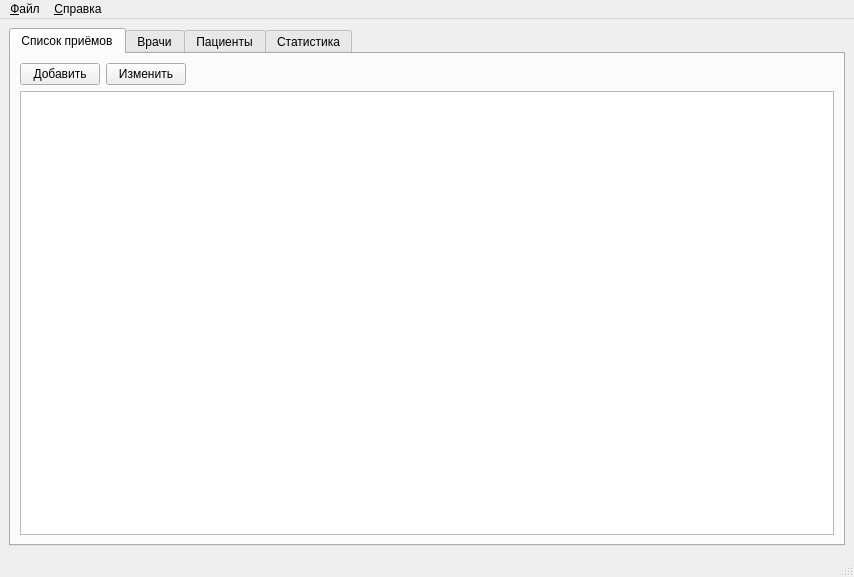
The window that src/mainwindow.ui (MM-Collaboration/Hospital-Finance-Tracing) describes before a commit, drawn with Qt 5.
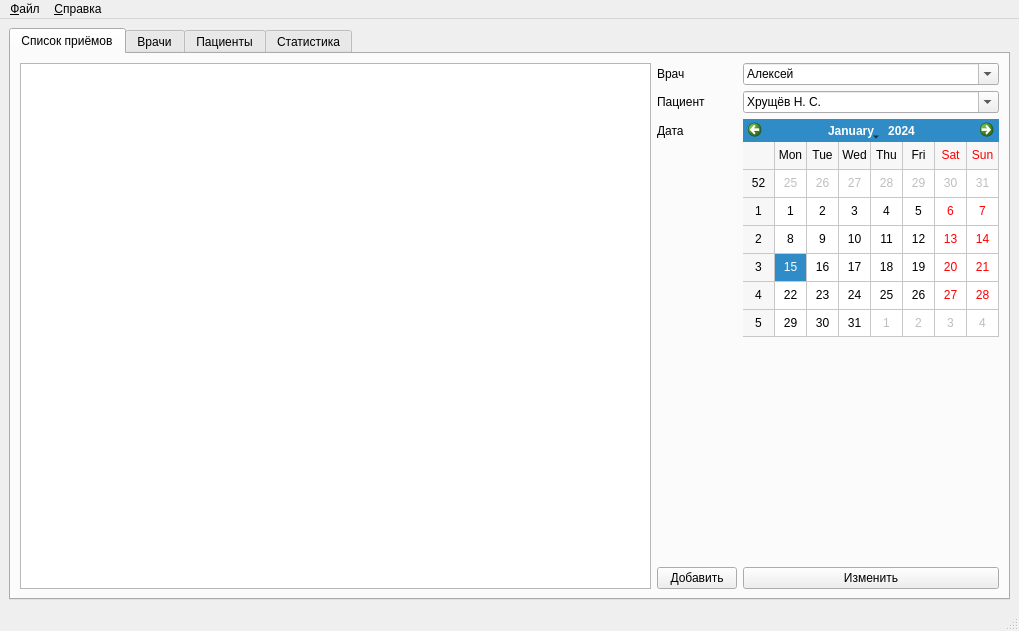
The same window after the commit. The open tabs and pages were chosen to show the change.

Commit message: A lot of different changes

The edit to the form file:
```diff
--- a/src/mainwindow.ui
+++ b/src/mainwindow.ui
@@ -6,8 +6,8 @@
    <rect>
     <x>0</x>
     <y>0</y>
-    <width>854</width>
-    <height>577</height>
+    <width>1019</width>
+    <height>631</height>
    </rect>
   </property>
   <property name="windowTitle">
@@ -24,38 +24,7 @@
        <attribute name="title">
         <string>Список приёмов</string>
        </attribute>
-       <layout class="QVBoxLayout" name="verticalLayout_5">
-        <item>
-         <layout class="QHBoxLayout" name="horizontalLayout_2">
-          <item>
-           <widget class="QPushButton" name="btn_add_appointment">
-            <property name="text">
-             <string>Добавить</string>
-            </property>
-           </widget>
-          </item>
-          <item>
-           <widget class="QPushButton" name="btn_edit_appointment">
-            <property name="text">
-             <string>Изменить</string>
-            </property>
-           </widget>
-          </item>
-          <item>
-           <spacer name="horizontalSpacer_2">
-            <property name="orientation">
-             <enum>Qt::Horizontal</enum>
-            </property>
-            <property name="sizeHint" stdset="0">
-             <size>
-              <width>40</width>
-              <height>20</height>
-             </size>
-            </property>
-           </spacer>
-          </item>
-         </layout>
-        </item>
+       <layout class="QHBoxLayout" name="horizontalLayout_2" stretch="2,1">
         <item>
          <widget class="QTableView" name="tableView_visits">
           <property name="frameShape">
@@ -66,6 +35,128 @@
           </property>
          </widget>
         </item>
+        <item>
+         <layout class="QFormLayout" name="formLayout_2">
+          <item row="0" column="0">
+           <widget class="QLabel" name="label_18">
+            <property name="enabled">
+             <bool>true</bool>
+            </property>
+            <property name="text">
+             <string>Врач</string>
+            </property>
+           </widget>
+          </item>
+          <item row="0" column="1">
+           <widget class="QComboBox" name="comboBox_vistDoctor">
+            <property name="enabled">
+             <bool>true</bool>
+            </property>
+            <property name="editable">
+             <bool>true</bool>
+            </property>
+            <item>
+             <property name="text">
+              <string>Алексей</string>
+             </property>
+            </item>
+            <item>
+             <property name="text">
+              <string>Андрей</string>
+             </property>
+            </item>
+           </widget>
+          </item>
+          <item row="1" column="0">
+           <widget class="QLabel" name="label_19">
+            <property name="enabled">
+             <bool>true</bool>
+            </property>
+            <property name="text">
+             <string>Пациент</string>
+            </property>
+           </widget>
+          </item>
+          <item row="1" column="1">
+           <widget class="QComboBox" name="comboBox_vistPatient">
+            <property name="enabled">
+             <bool>true</bool>
+            </property>
+            <property name="editable">
+             <bool>true</bool>
+            </property>
+            <item>
+             <property name="text">
+              <string>Хрущёв Н. С.</string>
+             </property>
+            </item>
+           </widget>
+          </item>
+          <item row="2" column="0">
+           <widget class="QLabel" name="label_21">
+            <property name="enabled">
+             <bool>true</bool>
+            </property>
+            <property name="text">
+             <string>Дата</string>
+            </property>
+           </widget>
+          </item>
+          <item row="2" column="1">
+           <widget class="QCalendarWidget" name="calendarWidget_visit">
+            <property name="focusPolicy">
+             <enum>Qt::StrongFocus</enum>
+            </property>
+            <property name="contextMenuPolicy">
+             <enum>Qt::PreventContextMenu</enum>
+            </property>
+            <property name="minimumDate">
+             <date>
+              <year>2022</year>
+              <month>4</month>
+              <day>28</day>
+             </date>
+            </property>
+            <property name="firstDayOfWeek">
+             <enum>Qt::Monday</enum>
+            </property>
+            <property name="gridVisible">
+             <bool>true</bool>
+            </property>
+            <property name="verticalHeaderFormat">
+             <enum>QCalendarWidget::ISOWeekNumbers</enum>
+            </property>
+           </widget>
+          </item>
+          <item row="3" column="0" colspan="2">
+           <spacer name="verticalSpacer_2">
+            <property name="orientation">
+             <enum>Qt::Vertical</enum>
+            </property>
+            <property name="sizeHint" stdset="0">
+             <size>
+              <width>20</width>
+              <height>40</height>
+             </size>
+            </property>
+           </spacer>
+          </item>
+          <item row="4" column="0">
+           <widget class="QPushButton" name="btn_add_appointment">
+            <property name="text">
+             <string>Добавить</string>
+            </property>
+           </widget>
+          </item>
+          <item row="4" column="1">
+           <widget class="QPushButton" name="btn_edit_appointment">
+            <property name="text">
+             <string>Изменить</string>
+            </property>
+           </widget>
+          </item>
+         </layout>
+        </item>
        </layout>
       </widget>
       <widget class="QWidget" name="tab_doctors_list">
@@ -204,7 +295,7 @@
     <rect>
      <x>0</x>
      <y>0</y>
-     <width>854</width>
+     <width>1019</width>
      <height>22</height>
     </rect>
    </property>
```
Left out of the diff: 464 changed lines with no effect on the pictures. The commit also changes 2 other files.
